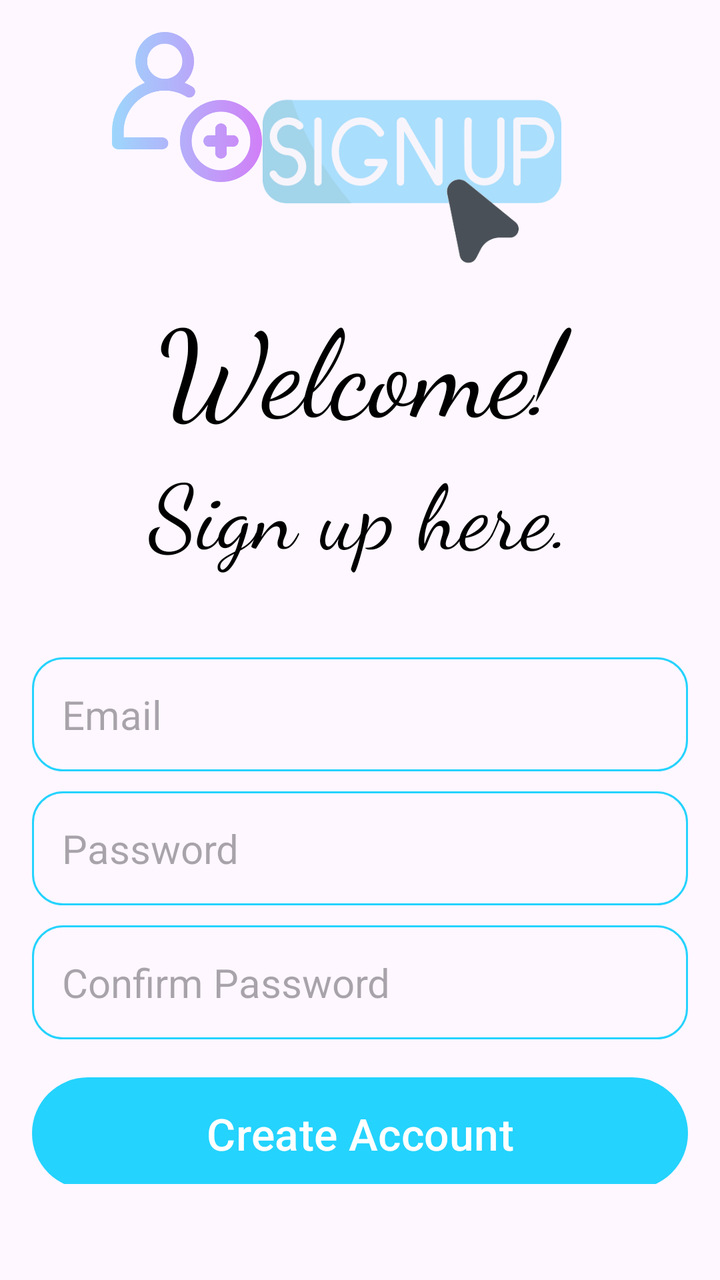
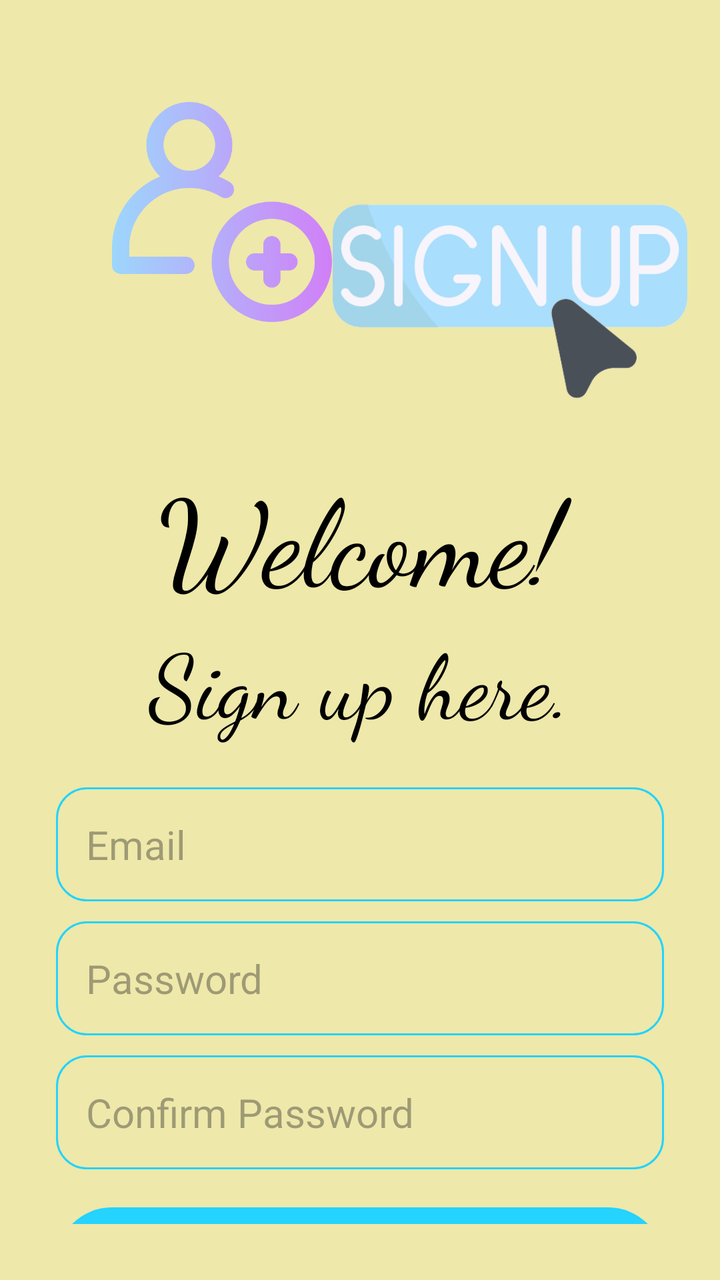

An Android layout rendered at two revisions. The XML below is the earlier revision; the diff shows what the commit changed to produce the second picture.
<!-- AndroidManifest.xml: application theme Theme.MyWrotes -->
<!-- res/layout/activity_create_account.xml -->
<?xml version="1.0" encoding="utf-8"?>
<RelativeLayout xmlns:android="http://schemas.android.com/apk/res/android"
    xmlns:tools="http://schemas.android.com/tools"
    android:layout_width="match_parent"
    android:layout_height="match_parent"
    android:layout_marginVertical="16dp"
    android:layout_marginHorizontal="32dp"
    android:padding="16dp"
    tools:context=".SignUPActivity">

    <ImageView
        android:id="@+id/second_sign_up_icon"
        android:layout_width="75dp"
        android:layout_height="75dp"
        android:layout_marginStart="40dp"
        android:src="@drawable/sign_up_1"/>

    <ImageView
        android:id="@+id/sign_up_icon"
        android:layout_width="150dp"
        android:layout_height="100dp"
        android:layout_centerHorizontal="true"
        android:layout_marginTop="25dp"
        android:layout_alignTop="@id/second_sign_up_icon"
        android:layout_toEndOf="@id/second_sign_up_icon"
        android:src="@drawable/sign_up"/>

    <LinearLayout
        android:layout_width="match_parent"
        android:layout_height="wrap_content"
        android:layout_below="@id/sign_up_icon"
        android:id="@+id/welcome_text"
        android:orientation="vertical">


        <TextView
            android:layout_width="match_parent"
            android:layout_height="wrap_content"
            android:text="Welcome!"
            android:fontFamily="cursive"
            android:textSize="60sp"
            android:gravity="center_horizontal"
            android:textColor="@color/black"/>

        <TextView
            android:layout_width="match_parent"
            android:layout_height="wrap_content"
            android:text="Sign up here."
            android:fontFamily="cursive"
            android:textSize="45sp"
            android:gravity="center_horizontal"
            android:textColor="@color/black"/>

    </LinearLayout>

    <LinearLayout
        android:layout_width="match_parent"
        android:layout_height="wrap_content"
        android:id="@+id/form_layout"
        android:layout_below="@id/welcome_text"
        android:layout_marginVertical="32dp"
        android:orientation="vertical">

        <EditText
            android:layout_width="match_parent"
            android:layout_height="wrap_content"
            android:id="@+id/email_input_text"
            android:inputType="textEmailAddress"
            android:hint="Email"
            android:textSize="20sp"
            android:background="@drawable/rounded_sides"
            android:padding="15dp"
            android:layout_marginTop="10dp"/>
        <EditText
            android:layout_width="match_parent"
            android:layout_height="wrap_content"
            android:id="@+id/password_input_text"
            android:inputType="textPassword"
            android:hint="Password"
            android:textSize="20sp"
            android:background="@drawable/rounded_sides"
            android:padding="15dp"
            android:layout_marginTop="10dp"/>

        <EditText
            android:layout_width="match_parent"
            android:layout_height="wrap_content"
            android:id="@+id/confirm_password_edit_text"
            android:inputType="textPassword"
            android:hint="Confirm Password"
            android:textSize="20sp"
            android:background="@drawable/rounded_sides"
            android:padding="15dp"
            android:layout_marginTop="10dp"/>

        <com.google.android.material.button.MaterialButton
            android:layout_width="match_parent"
            android:id="@+id/create_account_btn"
            android:layout_height="64dp"
            android:text="Create Account"
            android:layout_marginTop="15dp"
            android:textSize="22sp"
            />

        <ProgressBar
            android:layout_width="24dp"
            android:layout_height="64dp"
            android:id="@+id/progress_bar"
            android:layout_gravity="center"
            android:visibility="gone"
            android:layout_marginTop="12dp"/>

    </LinearLayout>

    <LinearLayout
        android:layout_width="match_parent"
        android:layout_height="wrap_content"
        android:layout_below="@id/form_layout"
        android:orientation="horizontal"
        android:gravity="center">

        <TextView
            android:layout_width="wrap_content"
            android:layout_height="wrap_content"
            android:text="Already have an Account?"
            android:layout_marginEnd="8dp"/>

        <TextView
            android:id="@+id/login_text_view_btn"
            android:layout_width="wrap_content"
            android:layout_height="wrap_content"
            android:textStyle="bold"
            android:text= "Login"/>

    </LinearLayout>

</RelativeLayout>
<!-- resources referenced by this layout -->
<resources>
  <color name="black">#FF000000</color>
  <!-- drawable rounded_sides (drawable) -->
  <?xml version="1.0" encoding="utf-8"?>
  <shape xmlns:android="http://schemas.android.com/apk/res/android"
      android:shape="rectangle">
      <corners android:radius="15dp"/>
      <stroke android:width="1dp" android:color="@color/my_primary"/>
  
  </shape>
  <!-- drawable sign_up: png bitmap (drawable, 17819 bytes) -->
  <!-- drawable sign_up_1: png bitmap (drawable, 27005 bytes) -->
  <style name="Theme.MyWrotes" parent="Base.Theme.MyWrotes" />
  <color name="my_primary">#FF24D3FE</color>
  <style name="Base.Theme.MyWrotes" parent="Theme.Material3.DayNight.NoActionBar">
          
  
          
          <item name="colorPrimary">@color/my_primary</item>
          <item name="colorPrimaryVariant">@color/my_primary</item>
          <item name="colorOnPrimary">@color/white</item>
          
          <item name="colorSecondary">@color/teal_200</item>
          <item name="colorSecondaryVariant">@color/teal_700</item>
          <item name="colorOnSecondary">@color/black</item>
          
          <item name="android:statusBarColor" tools:targetApi="l">@color/my_primary</item>
          
      </style>
  <color name="white">#FFFFFFFF</color>
  <color name="teal_200">#FF03DAC5</color>
  <color name="teal_700">#FF018786</color>
</resources>

<!-- the commit's change to res/layout/activity_create_account.xml (unified diff, before → after) -->
@@ -3,24 +3,26 @@
     xmlns:tools="http://schemas.android.com/tools"
     android:layout_width="match_parent"
     android:layout_height="match_parent"
-    android:layout_marginVertical="16dp"
-    android:layout_marginHorizontal="32dp"
+    xmlns:app="http://schemas.android.com/apk/res-auto"
     android:padding="16dp"
+    android:background="@color/main_color"
+
     tools:context=".SignUPActivity">
 
     <ImageView
         android:id="@+id/second_sign_up_icon"
-        android:layout_width="75dp"
-        android:layout_height="75dp"
+        android:layout_width="110dp"
+        android:layout_height="120dp"
         android:layout_marginStart="40dp"
+        android:layout_marginTop="30dp"
         android:src="@drawable/sign_up_1"/>
 
     <ImageView
         android:id="@+id/sign_up_icon"
-        android:layout_width="150dp"
-        android:layout_height="100dp"
+        android:layout_width="200dp"
+        android:layout_height="150dp"
         android:layout_centerHorizontal="true"
-        android:layout_marginTop="25dp"
+        android:layout_marginTop="30dp"
         android:layout_alignTop="@id/second_sign_up_icon"
         android:layout_toEndOf="@id/second_sign_up_icon"
         android:src="@drawable/sign_up"/>
@@ -58,7 +60,8 @@
         android:layout_height="wrap_content"
         android:id="@+id/form_layout"
         android:layout_below="@id/welcome_text"
-        android:layout_marginVertical="32dp"
+        android:layout_marginVertical="12dp"
+        android:layout_marginHorizontal="12dp"
         android:orientation="vertical">
 
         <EditText
@@ -95,12 +98,15 @@
 
         <com.google.android.material.button.MaterialButton
             android:layout_width="match_parent"
+            android:layout_height="64dp"
             android:id="@+id/create_account_btn"
-            android:layout_height="64dp"
             android:text="Create Account"
             android:layout_marginTop="15dp"
             android:textSize="22sp"
-            />
+            android:textColor="@color/white"
+            app:backgroundTint="@color/light_blue"
+        />
+
 
         <ProgressBar
             android:layout_width="24dp"
@@ -122,7 +128,7 @@
         <TextView
             android:layout_width="wrap_content"
             android:layout_height="wrap_content"
-            android:text="Already have an Account?"
+            android:text="Account bereits vorhanden?"
             android:layout_marginEnd="8dp"/>
 
         <TextView
@@ -130,7 +136,7 @@
             android:layout_width="wrap_content"
             android:layout_height="wrap_content"
             android:textStyle="bold"
-            android:text= "Login"/>
+            android:text= "Login hier"/>
 
     </LinearLayout>
 
<!-- resource entries referenced after the edit -->
@@ -1,31 +1,32 @@
 <!-- resources referenced by this layout -->
 <resources>
   <color name="black">#FF000000</color>
+  <color name="light_blue">#FF24D3FE</color>
+  <color name="main_color">#EEE8AA</color>
   <!-- drawable rounded_sides (drawable) -->
   <?xml version="1.0" encoding="utf-8"?>
   <shape xmlns:android="http://schemas.android.com/apk/res/android"
       android:shape="rectangle">
       <corners android:radius="15dp"/>
-      <stroke android:width="1dp" android:color="@color/my_primary"/>
+      <stroke android:width="1dp" android:color="@color/light_blue"/>
   
   </shape>
   <!-- drawable sign_up: png bitmap (drawable, 17819 bytes) -->
   <!-- drawable sign_up_1: png bitmap (drawable, 27005 bytes) -->
   <style name="Theme.MyWrotes" parent="Base.Theme.MyWrotes" />
-  <color name="my_primary">#FF24D3FE</color>
   <style name="Base.Theme.MyWrotes" parent="Theme.Material3.DayNight.NoActionBar">
           
   
           
-          <item name="colorPrimary">@color/my_primary</item>
-          <item name="colorPrimaryVariant">@color/my_primary</item>
+          <item name="colorPrimary">@color/main_color</item>
+          <item name="colorPrimaryVariant">@color/main_color</item>
           <item name="colorOnPrimary">@color/white</item>
           
           <item name="colorSecondary">@color/teal_200</item>
           <item name="colorSecondaryVariant">@color/teal_700</item>
           <item name="colorOnSecondary">@color/black</item>
           
-          <item name="android:statusBarColor" tools:targetApi="l">@color/my_primary</item>
+          <item name="android:statusBarColor" tools:targetApi="l">@color/main_color</item>
           
       </style>
   <color name="white">#FFFFFFFF</color>
